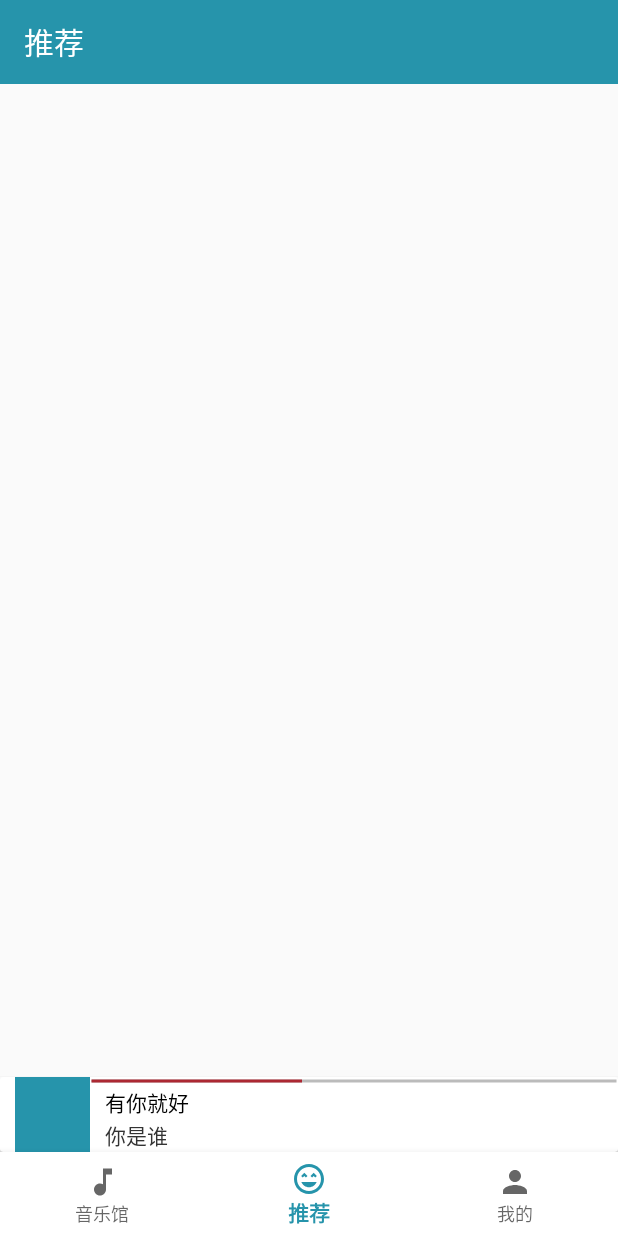
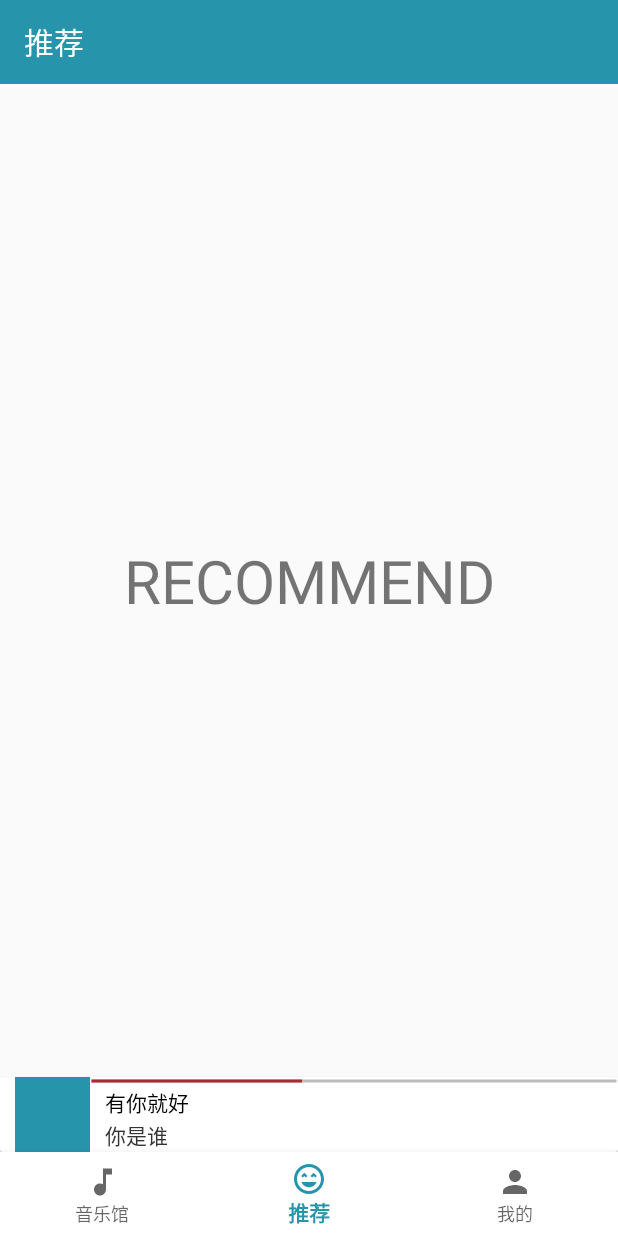
Before and after one commit to Noob-y111/ImitationQQMusic1, an Android app: the RecommendedFragment screen opened through its navigation route, on a phone screen of 412 x 824 dp. Run offline under Robolectric (Android 15) with nearby library versions, the phone set to English and light mode, and no system bars; our stand-ins replace navigation-ui.

Commit message:
增加辨别fragment的TextView

```diff
--- a/app/src/main/java/com/example/imitationqqmusic/view/MainActivity.java
+++ b/app/src/main/java/com/example/imitationqqmusic/view/MainActivity.java
@@ -10,7 +10,6 @@ import androidx.navigation.ui.NavigationUI;
 import com.example.imitationqqmusic.R;
 import com.example.imitationqqmusic.base.BaseActivity;
 import com.example.imitationqqmusic.databinding.ActivityMainBinding;
-import com.google.android.material.bottomnavigation.LabelVisibilityMode;
 
 import java.util.Objects;
 
--- a/app/src/main/res/layout/local_fragment.xml
+++ b/app/src/main/res/layout/local_fragment.xml
@@ -5,5 +5,11 @@
     android:layout_height="match_parent"
     tools:context=".view.localfragment.LocalFragment">
 
+    <TextView
+        android:layout_width="match_parent"
+        android:layout_height="match_parent"
+        android:gravity="center"
+        android:text="LOCAL"
+        android:textSize="40sp"/>
 
 </androidx.constraintlayout.widget.ConstraintLayout>
--- a/app/src/main/res/layout/music_fragment.xml
+++ b/app/src/main/res/layout/music_fragment.xml
@@ -6,5 +6,11 @@
     android:layout_height="match_parent"
     tools:context=".view.musicfragment.MusicFragment">
 
+    <TextView
+        android:layout_width="match_parent"
+        android:layout_height="match_parent"
+        android:gravity="center"
+        android:text="MUSIC"
+        android:textSize="40sp"/>
 
 </androidx.constraintlayout.widget.ConstraintLayout>
--- a/app/src/main/res/layout/recommended_fragment.xml
+++ b/app/src/main/res/layout/recommended_fragment.xml
@@ -5,4 +5,11 @@
     android:layout_height="match_parent"
     tools:context=".view.recommendedfragment.RecommendedFragment">
 
+    <TextView
+        android:layout_width="match_parent"
+        android:layout_height="match_parent"
+        android:gravity="center"
+        android:text="RECOMMEND"
+        android:textSize="40sp"/>
+
 </androidx.constraintlayout.widget.ConstraintLayout>
```
